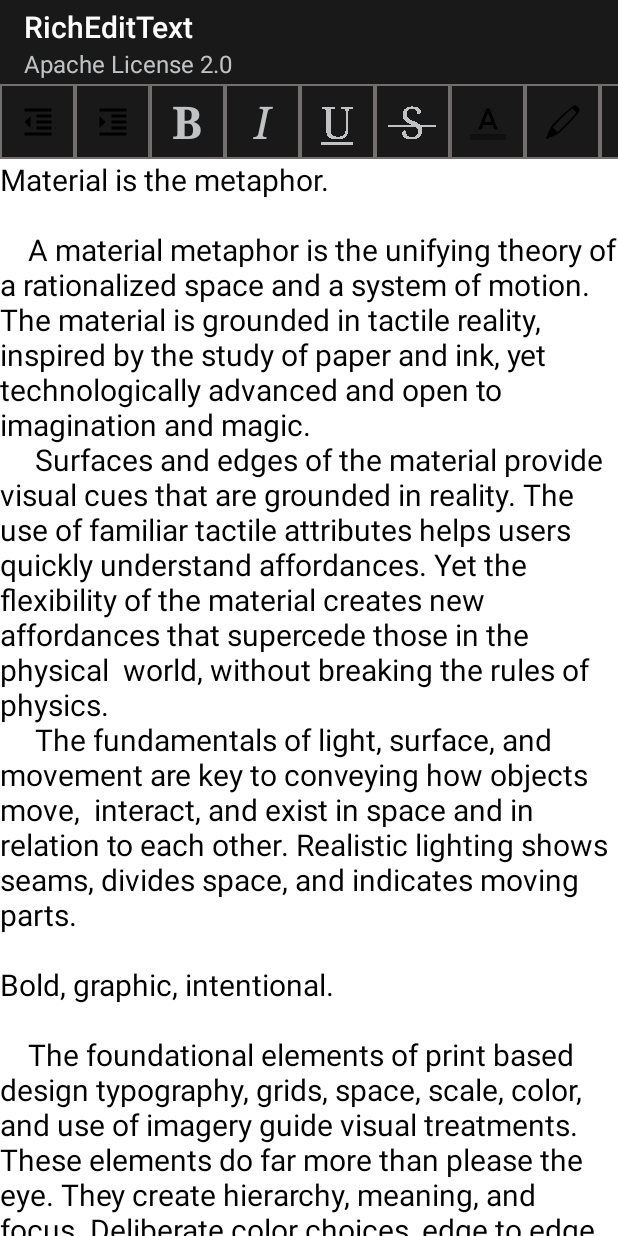
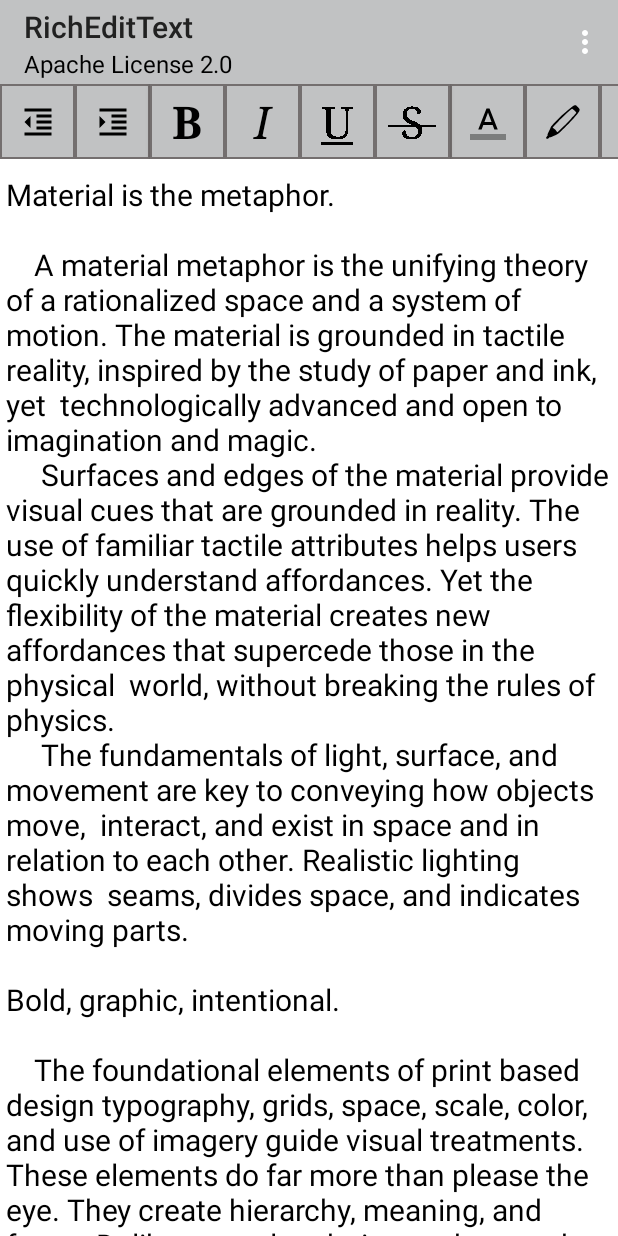
Before and after one commit to atorres1929/RichEditText, an Android app: the screen it shows after launch (MainActivity), on a phone screen of 412 x 824 dp. Run offline under Robolectric (Android 15) with nearby library versions, the phone set to English and light mode, and no system bars.

Commit message:
Night/Day mode implemented, Vector Images chagned to accomodate

```diff
--- a/example/src/main/java/com/artifexiumgames/richedittextexample/MainActivity.java
+++ b/example/src/main/java/com/artifexiumgames/richedittextexample/MainActivity.java
@@ -4,6 +4,10 @@ import android.graphics.Paint;
 import android.os.Bundle;
 import android.support.v7.app.AppCompatActivity;
 import android.support.v7.app.AppCompatDelegate;
+import android.support.v7.widget.Toolbar;
+import android.view.Menu;
+import android.view.MenuInflater;
+import android.view.MenuItem;
 import android.widget.ImageButton;
 import android.widget.ToggleButton;
 
@@ -17,7 +21,7 @@ public class MainActivity extends AppCompatActivity {
     protected void onCreate(Bundle savedInstanceState) {
         super.onCreate(savedInstanceState);
         setContentView(R.layout.activity_main);
-        getDelegate().setDefaultNightMode(AppCompatDelegate.MODE_NIGHT_YES);
+        setSupportActionBar((Toolbar) findViewById(R.id.toolbar));
         editor = (RichEditText) findViewById(R.id.editor);
 
         ToggleButton boldButton = (ToggleButton) findViewById(R.id.bold);
@@ -35,7 +39,34 @@ public class MainActivity extends AppCompatActivity {
 
         ImageButton subscriptButton = (ImageButton) findViewById(R.id.subscript);
         ImageButton superscriptButton = (ImageButton) findViewById(R.id.superscript);
-
         editor.setAllButtons(boldButton, italicButton, underlineButton, strikethroughButton, subscriptButton, superscriptButton, unindentButton, indentButton, textColorButton, textHighlightButton);
     }
+
+    @Override
+    public boolean onOptionsItemSelected(MenuItem item) {
+        switch (item.getItemId()){
+            case R.id.action_dayMode:
+                getDelegate().setDefaultNightMode(AppCompatDelegate.MODE_NIGHT_NO);
+                finish();
+                startActivity(getIntent());
+                return true;
+            case R.id.action_nightMode:
+                getDelegate().setDefaultNightMode(AppCompatDelegate.MODE_NIGHT_YES);
+                finish();
+                startActivity(getIntent());
+                return true;
+            case R.id.action_github:
+                //TODO link to github
+                return true;
+            default:
+                return super.onOptionsItemSelected(item);
+        }
+    }
+
+    @Override
+    public boolean onCreateOptionsMenu(Menu menu) {
+        MenuInflater inflater = getMenuInflater();
+        inflater.inflate(R.menu.menu, menu);
+        return true;
+    }
 }
--- a/example/src/main/res/drawable/ic_highlight.xml
+++ b/example/src/main/res/drawable/ic_highlight.xml
@@ -1,6 +1,6 @@
 <vector android:autoMirrored="true" android:height="24dp"
     android:viewportHeight="256.0" android:viewportWidth="256.0"
     android:width="24dp" xmlns:android="http://schemas.android.com/apk/res/android">
-    <path android:fillColor="#000000"
+    <path android:fillColor="@color/colorRichEditToolBar"
         android:pathData="M206.7,10.5c-4.9,1.8 -11.4,6.2 -20.7,14.1 -4.1,3.5 -13.2,10.8 -20.1,16.3 -27,21.4 -66.7,58.9 -98.5,93.2 -21.2,22.9 -24.2,26.8 -29.8,39.4 -2.7,6.1 -7.4,15.9 -10.4,22 -8.3,16.6 -10.3,22.6 -8.8,25.6 1.1,2.2 0.9,2.8 -2.8,7.2 -8.1,9.6 -9.5,13.8 -5.6,17.7 3.9,3.9 9.8,1.9 19.2,-6.6 3.1,-2.7 4.1,-3.1 6.5,-2.5 3.7,1 5.5,0.4 28.8,-10.6 28.9,-13.5 27.8,-12.9 39.4,-23.2 17.7,-15.8 80.6,-79.3 99,-100.1 34.5,-38.8 43.1,-51.1 43.1,-61.8 0,-5.1 -0.2,-5.4 -7.9,-14 -4.3,-4.8 -10.1,-10.8 -12.9,-13.5 -4.7,-4.3 -5.5,-4.7 -9.9,-4.6 -2.6,0 -6.5,0.7 -8.6,1.4zM207.2,44.4c8.8,7.5 14.8,14.9 14.8,18.2 0,2.5 -9.5,13.3 -38,43.2 -9.1,9.5 -19,20.1 -22,23.4 -8.7,9.7 -73.1,71.8 -74.4,71.8 -0.6,0 -2.7,-2.5 -4.6,-5.6 -5.2,-8.6 -11.7,-15.3 -20.8,-21.1 -6.9,-4.5 -8.1,-5.6 -7.3,-7.1 1.3,-2.4 14.6,-16.7 38.5,-41.5 26,-27 71.9,-70 91.4,-85.8l7.3,-5.9 3.7,1.9c2,1.1 7.2,4.9 11.4,8.5z" android:strokeColor="#00000000"/>
 </vector>
--- a/example/src/main/res/drawable/ic_indent.xml
+++ b/example/src/main/res/drawable/ic_indent.xml
@@ -1,5 +1,5 @@
 <vector android:autoMirrored="true" android:height="24dp"
     android:viewportHeight="24.0" android:viewportWidth="24.0"
     android:width="24dp" xmlns:android="http://schemas.android.com/apk/res/android">
-    <path android:fillColor="#FF000000" android:pathData="M3,21h18v-2L3,19v2zM3,8v8l4,-4 -4,-4zM11,17h10v-2L11,15v2zM3,3v2h18L21,3L3,3zM11,9h10L21,7L11,7v2zM11,13h10v-2L11,11v2z"/>
+    <path android:fillColor="@color/colorRichEditToolBar" android:pathData="M3,21h18v-2L3,19v2zM3,8v8l4,-4 -4,-4zM11,17h10v-2L11,15v2zM3,3v2h18L21,3L3,3zM11,9h10L21,7L11,7v2zM11,13h10v-2L11,11v2z"/>
 </vector>
--- a/example/src/main/res/drawable/ic_subscript.xml
+++ b/example/src/main/res/drawable/ic_subscript.xml
@@ -1,5 +1,5 @@
 <vector android:autoMirrored="true" android:height="24dp"
     android:viewportHeight="1792.0" android:viewportWidth="1792.0"
     android:width="24dp" xmlns:android="http://schemas.android.com/apk/res/android">
-    <path android:fillColor="#FF000000" android:pathData="M1025,1369v167h-248l-159,-252 -24,-42q-8,-9 -11,-21h-3l-9,21q-10,20 -25,44l-155,250h-258v-167h128l197,-291 -185,-272h-137v-168h276l139,228q2,4 23,42 8,9 11,21h3q3,-9 11,-21l25,-42 140,-228h257v168h-125l-184,267 204,296h109zM1664,1586v206h-514l-4,-27q-3,-45 -3,-46 0,-64 26,-117t65,-86.5 84,-65 84,-54.5 65,-54 26,-64q0,-38 -29.5,-62.5t-70.5,-24.5q-51,0 -97,39 -14,11 -36,38l-105,-92q26,-37 63,-66 80,-65 188,-65 110,0 178,59.5t68,158.5q0,66 -34.5,118.5t-84,86 -99.5,62.5 -87,63 -41,73h232v-80h126z"/>
+    <path android:fillColor="@color/colorRichEditToolBar" android:pathData="M1025,1369v167h-248l-159,-252 -24,-42q-8,-9 -11,-21h-3l-9,21q-10,20 -25,44l-155,250h-258v-167h128l197,-291 -185,-272h-137v-168h276l139,228q2,4 23,42 8,9 11,21h3q3,-9 11,-21l25,-42 140,-228h257v168h-125l-184,267 204,296h109zM1664,1586v206h-514l-4,-27q-3,-45 -3,-46 0,-64 26,-117t65,-86.5 84,-65 84,-54.5 65,-54 26,-64q0,-38 -29.5,-62.5t-70.5,-24.5q-51,0 -97,39 -14,11 -36,38l-105,-92q26,-37 63,-66 80,-65 188,-65 110,0 178,59.5t68,158.5q0,66 -34.5,118.5t-84,86 -99.5,62.5 -87,63 -41,73h232v-80h126z"/>
 </vector>
--- a/example/src/main/res/drawable/ic_superscript.xml
+++ b/example/src/main/res/drawable/ic_superscript.xml
@@ -1,5 +1,5 @@
 <vector android:autoMirrored="true" android:height="24dp"
     android:viewportHeight="1792.0" android:viewportWidth="1792.0"
     android:width="24dp" xmlns:android="http://schemas.android.com/apk/res/android">
-    <path android:fillColor="#FF000000" android:pathData="M1025,1369v167h-248l-159,-252 -24,-42q-8,-9 -11,-21h-3l-9,21q-10,20 -25,44l-155,250h-258v-167h128l197,-291 -185,-272h-137v-168h276l139,228q2,4 23,42 8,9 11,21h3q3,-9 11,-21l25,-42 140,-228h257v168h-125l-184,267 204,296h109zM1662,690v206h-514l-3,-27q-4,-28 -4,-46 0,-64 26,-117t65,-86.5 84,-65 84,-54.5 65,-54 26,-64q0,-38 -29.5,-62.5t-70.5,-24.5q-51,0 -97,39 -14,11 -36,38l-105,-92q26,-37 63,-66 83,-65 188,-65 110,0 178,59.5t68,158.5q0,56 -24.5,103t-62,76.5 -81.5,58.5 -82,50.5 -65.5,51.5 -30.5,63h232v-80h126z"/>
+    <path android:fillColor="@color/colorRichEditToolBar" android:pathData="M1025,1369v167h-248l-159,-252 -24,-42q-8,-9 -11,-21h-3l-9,21q-10,20 -25,44l-155,250h-258v-167h128l197,-291 -185,-272h-137v-168h276l139,228q2,4 23,42 8,9 11,21h3q3,-9 11,-21l25,-42 140,-228h257v168h-125l-184,267 204,296h109zM1662,690v206h-514l-3,-27q-4,-28 -4,-46 0,-64 26,-117t65,-86.5 84,-65 84,-54.5 65,-54 26,-64q0,-38 -29.5,-62.5t-70.5,-24.5q-51,0 -97,39 -14,11 -36,38l-105,-92q26,-37 63,-66 83,-65 188,-65 110,0 178,59.5t68,158.5q0,56 -24.5,103t-62,76.5 -81.5,58.5 -82,50.5 -65.5,51.5 -30.5,63h232v-80h126z"/>
 </vector>
--- a/example/src/main/res/drawable/ic_text_color.xml
+++ b/example/src/main/res/drawable/ic_text_color.xml
@@ -4,10 +4,10 @@
         android:viewportWidth="24.0"
         android:viewportHeight="24.0">
     <path
-        android:fillColor="#FF000000"
+        android:fillColor="@color/colorRichEditToolBar"
         android:pathData="M0,20h24v4H0z"
         android:fillAlpha=".36"/>
     <path
-        android:fillColor="#FF000000"
+        android:fillColor="@color/colorRichEditToolBar"
         android:pathData="M11,3L5.5,17h2.25l1.12,-3h6.25l1.12,3h2.25L13,3h-2zM9.62,12L12,5.67 14.38,12L9.62,12z"/>
 </vector>
--- a/example/src/main/res/drawable/ic_unindent.xml
+++ b/example/src/main/res/drawable/ic_unindent.xml
@@ -1,5 +1,5 @@
 <vector android:autoMirrored="true" android:height="24dp"
     android:viewportHeight="24.0" android:viewportWidth="24.0"
     android:width="24dp" xmlns:android="http://schemas.android.com/apk/res/android">
-    <path android:fillColor="#FF000000" android:pathData="M11,17h10v-2L11,15v2zM3,12l4,4L7,8l-4,4zM3,21h18v-2L3,19v2zM3,3v2h18L21,3L3,3zM11,9h10L21,7L11,7v2zM11,13h10v-2L11,11v2z"/>
+    <path android:fillColor="@color/colorRichEditToolBar" android:pathData="M11,17h10v-2L11,15v2zM3,12l4,4L7,8l-4,4zM3,21h18v-2L3,19v2zM3,3v2h18L21,3L3,3zM11,9h10L21,7L11,7v2zM11,13h10v-2L11,11v2z"/>
 </vector>
--- a/example/src/main/res/layout/activity_main.xml
+++ b/example/src/main/res/layout/activity_main.xml
@@ -126,7 +126,8 @@
         android:layout_height="267dp"
         android:layout_alignParentBottom="true"
         android:layout_alignParentStart="true"
-        android:layout_below="@+id/horizontalScrollView">
+        android:layout_below="@+id/horizontalScrollView"
+        android:background="@color/textColorBackground">
 
         <ScrollView
             android:layout_width="match_parent"
@@ -139,7 +140,6 @@
                 android:id="@+id/editor"
                 android:layout_width="match_parent"
                 android:layout_height="wrap_content"
-                android:background="@android:color/white"
                 android:fontFamily="sans-serif"
                 android:gravity="top|start"
                 android:inputType="textCapSentences|textAutoCorrect|textAutoComplete|textMultiLine"
--- a/example/src/main/res/menu/menu.xml
+++ b/example/src/main/res/menu/menu.xml
@@ -3,12 +3,12 @@
     xmlns:android="http://schemas.android.com/apk/res/android">
 
     <item
-        android:id="@+id/dayMode"
+        android:id="@+id/action_dayMode"
         android:title="Day Mode" />
     <item
-        android:id="@+id/nightMode"
+        android:id="@+id/action_nightMode"
         android:title="Night Mode" />
     <item
-        android:id="@+id/github"
+        android:id="@+id/action_github"
         android:title="Github Link" />
 </menu>
--- a/example/src/main/res/values-night/colors.xml
+++ b/example/src/main/res/values-night/colors.xml
@@ -7,6 +7,8 @@
     <color name="colorPrimaryDark">#000000</color>
     <color name="textColorPrimary">#c1c2c3</color>
     <color name="textColorSecondary">#ffffff</color>
+    <color name="colorRichEditToolBar">#c1c2c3</color>
+    <color name="textColorBackground">#191919</color>
 
 
 </resources>
--- a/example/src/main/res/values-notnight/colors.xml
+++ b/example/src/main/res/values-notnight/colors.xml
@@ -7,5 +7,7 @@
     <color name="colorPrimaryDark">#252829</color>
     <color name="textColorPrimary">#000000</color>
     <color name="textColorSecondary">#212121</color>
+    <color name="colorRichEditToolBar">#000000</color>
+    <color name="textColorBackground">#ffffff</color>
 
 </resources>
```
